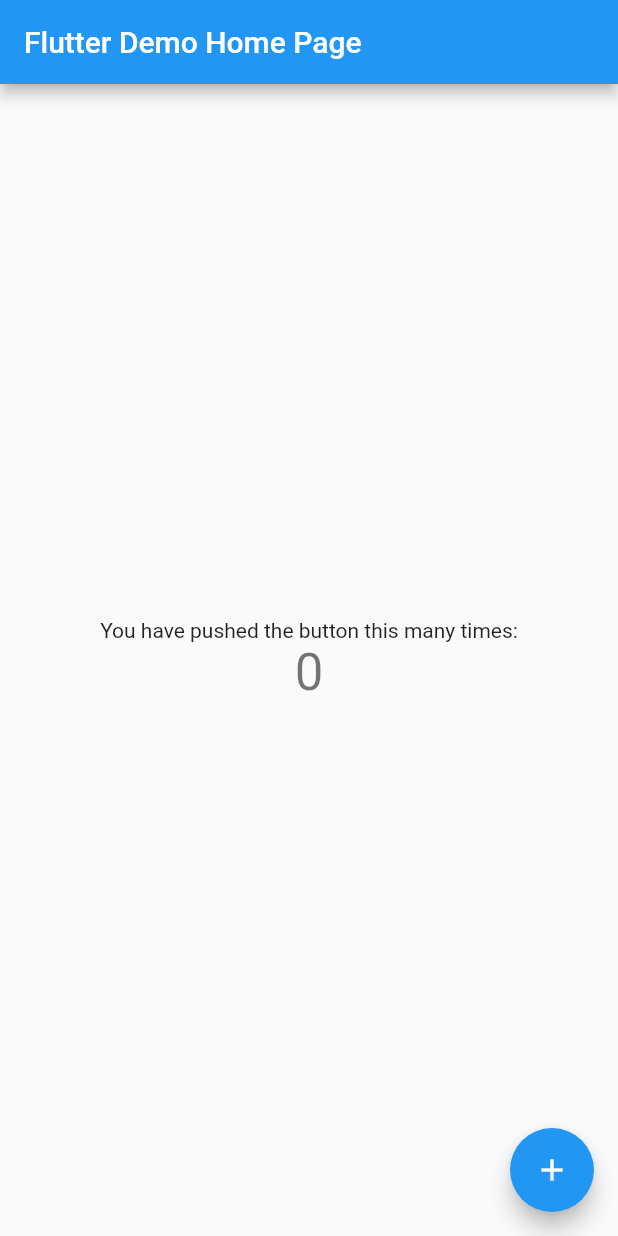
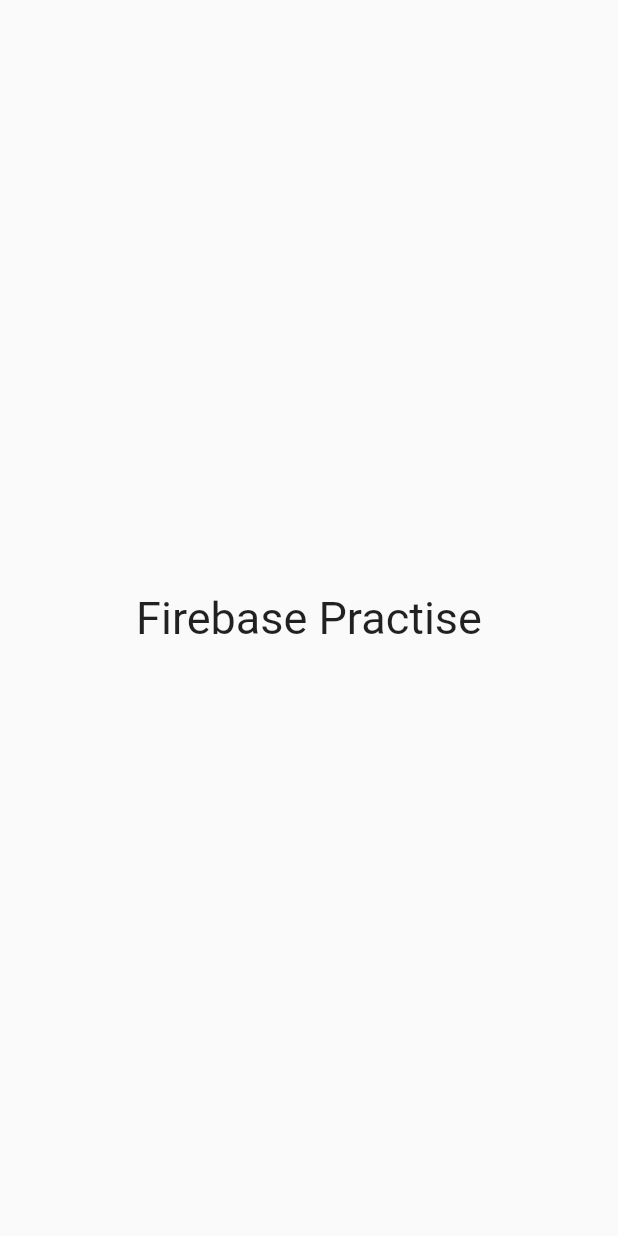
Before and after one commit to asadullah43/firebase-practise, a Flutter app: the first screen one second after launch, on a phone screen of 412 x 824 dp. Run offline on Flutter 3.47's test engine with Material 2 defaults, Android fonts, the phone set to English and light mode, and no system bars; our stand-ins replace firebase_core; accounts and stored records are empty.

Commit message:
splash screen added

```diff
--- a/lib/main.dart
+++ b/lib/main.dart
@@ -1,4 +1,5 @@
 import 'package:firebase_core/firebase_core.dart';
+import 'package:firebase_practise/ui/splash_screen.dart';
 import 'package:flutter/material.dart';
 
 void main() {
@@ -13,106 +14,8 @@ class MyApp extends StatelessWidget {
   // This widget is the root of your application.
   @override
   Widget build(BuildContext context) {
-    return MaterialApp(
-      title: 'Flutter Demo',
-      theme: ThemeData(
-        // This is the theme of your application.
-        //
-        // Try running your application with "flutter run". You'll see the
-        // application has a blue toolbar. Then, without quitting the app, try
-        // changing the primarySwatch below to Colors.green and then invoke
-        // "hot reload" (press "r" in the console where you ran "flutter run",
-        // or simply save your changes to "hot reload" in a Flutter IDE).
-        // Notice that the counter didn't reset back to zero; the application
-        // is not restarted.
-        primarySwatch: Colors.blue,
-      ),
-      home: const MyHomePage(title: 'Flutter Demo Home Page'),
+    return const MaterialApp(
+      home: SplashScreen(),
     );
   }
 }
-
-class MyHomePage extends StatefulWidget {
-  const MyHomePage({super.key, required this.title});
-
-  // This widget is the home page of your application. It is stateful, meaning
-  // that it has a State object (defined below) that contains fields that affect
-  // how it looks.
-
-  // This class is the configuration for the state. It holds the values (in this
-  // case the title) provided by the parent (in this case the App widget) and
-  // used by the build method of the State. Fields in a Widget subclass are
-  // always marked "final".
-
-  final String title;
-
-  @override
-  State<MyHomePage> createState() => _MyHomePageState();
-}
-
-class _MyHomePageState extends State<MyHomePage> {
-  int _counter = 0;
-
-  void _incrementCounter() {
-    setState(() {
-      // This call to setState tells the Flutter framework that something has
-      // changed in this State, which causes it to rerun the build method below
-      // so that the display can reflect the updated values. If we changed
-      // _counter without calling setState(), then the build method would not be
-      // called again, and so nothing would appear to happen.
-      _counter++;
-    });
-  }
-
-  @override
-  Widget build(BuildContext context) {
-    // This method is rerun every time setState is called, for instance as done
-    // by the _incrementCounter method above.
-    //
-    // The Flutter framework has been optimized to make rerunning build methods
-    // fast, so that you can just rebuild anything that needs updating rather
-    // than having to individually change instances of widgets.
-    return Scaffold(
-      appBar: AppBar(
-        // Here we take the value from the MyHomePage object that was created by
-        // the App.build method, and use it to set our appbar title.
-        title: Text(widget.title),
-      ),
-      body: Center(
-        // Center is a layout widget. It takes a single child and positions it
-        // in the middle of the parent.
-        child: Column(
-          // Column is also a layout widget. It takes a list of children and
-          // arranges them vertically. By default, it sizes itself to fit its
-          // children horizontally, and tries to be as tall as its parent.
-          //
-          // Invoke "debug painting" (press "p" in the console, choose the
-          // "Toggle Debug Paint" action from the Flutter Inspector in Android
-          // Studio, or the "Toggle Debug Paint" command in Visual Studio Code)
-          // to see the wireframe for each widget.
-          //
-          // Column has various properties to control how it sizes itself and
-          // how it positions its children. Here we use mainAxisAlignment to
-          // center the children vertically; the main axis here is the vertical
-          // axis because Columns are vertical (the cross axis would be
-          // horizontal).
-          mainAxisAlignment: MainAxisAlignment.center,
-          children: <Widget>[
-            const Text(
-              'You have pushed the button this many times:',
-            ),
-            Text(
-              '$_counter',
-              style: Theme.of(context).textTheme.headline4,
-            ),
-          ],
-        ),
-      ),
-      floatingActionButton: FloatingActionButton(
-        onPressed: _incrementCounter,
-        tooltip: 'Increment',
-        child: const Icon(Icons.add),
-      ), // This trailing comma makes auto-formatting nicer for build methods.
-    );
-  }
-}
--- /dev/null
+++ b/lib/ui/splash_screen.dart
@@ -0,0 +1,30 @@
+import 'package:firebase_practise/firebase_services/splash_screen_services.dart';
+import 'package:flutter/material.dart';
+
+class SplashScreen extends StatefulWidget {
+  const SplashScreen({super.key});
+
+  @override
+  State<SplashScreen> createState() => _SplashScreenState();
+}
+
+class _SplashScreenState extends State<SplashScreen> {
+  SplashServices splashScreen = SplashServices();
+  @override
+  void initState() {
+    super.initState();
+    splashScreen.isLogin(context);
+  }
+
+  @override
+  Widget build(BuildContext context) {
+    return const Scaffold(
+      body: Center(
+        child: Text(
+          "Firebase Practise",
+          style: TextStyle(fontSize: 30),
+        ),
+      ),
+    );
+  }
+}
```
Also changed, not shown: lib/firebase_services/splash_screen_services.dart (added, +14 -0 lines), lib/ui/auth/login_screen.dart (added, +23 -0 lines), 1 other file.
